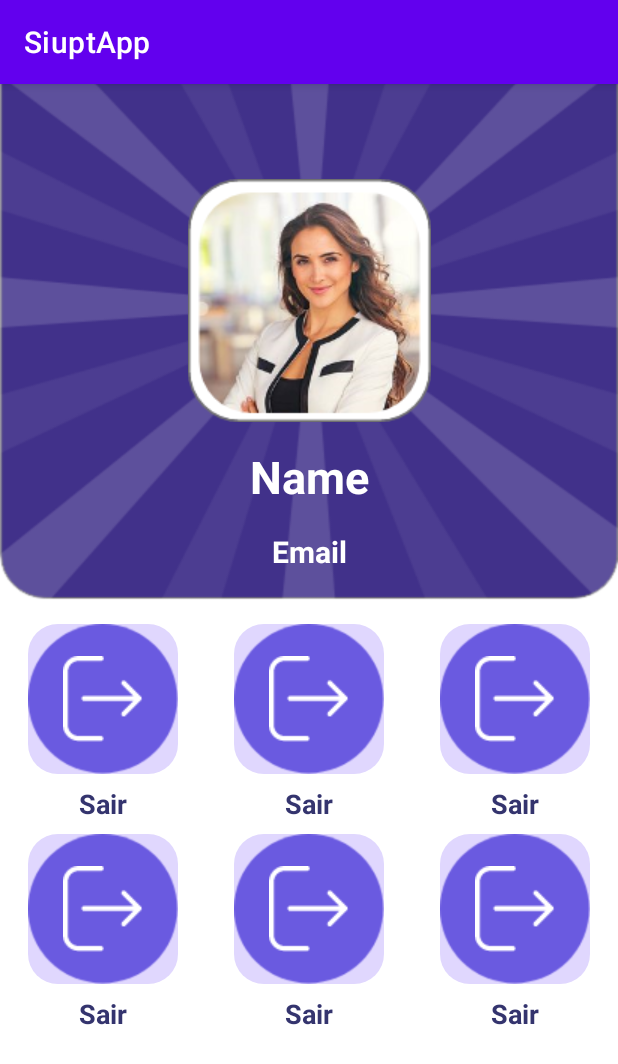
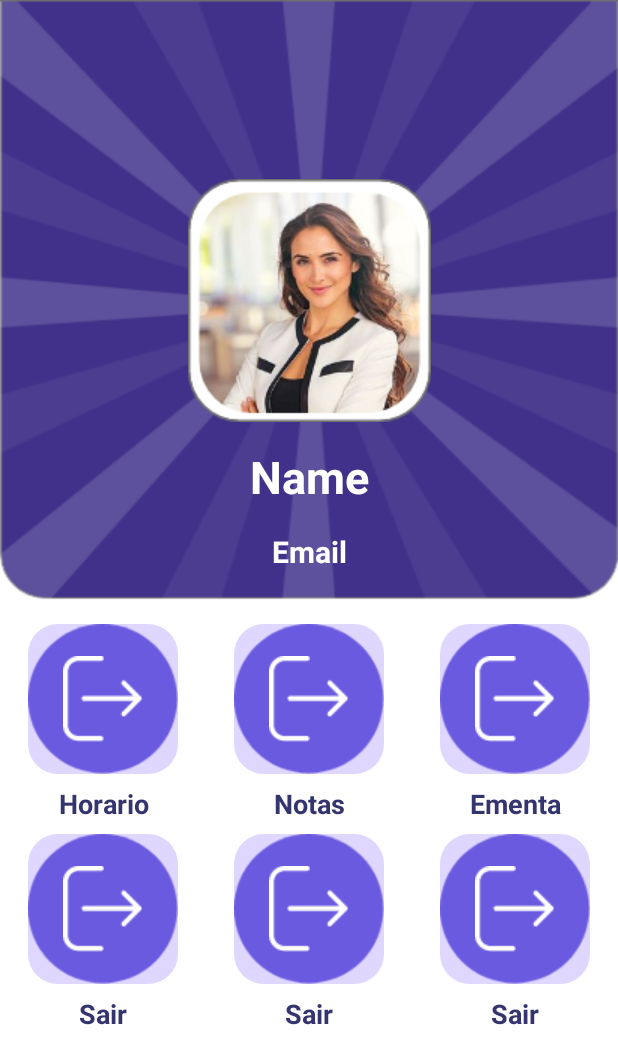
Before and after one commit to MiguelFerreira18/SiuptApp, an Android app: the Menu screen opened directly, with no data from a screen before it, on a phone screen of 412 x 824 dp. Shown: the top 1064 px of the screen. Run offline under Robolectric (Android 15) with nearby library versions, the phone set to English and light mode, and no system bars; network calls fail.

Commit message:
Ementa corrigida e feita

```diff
--- a/app/src/main/java/devapp/upt/siuptapp/Menu.java
+++ b/app/src/main/java/devapp/upt/siuptapp/Menu.java
@@ -14,19 +14,26 @@ public class Menu extends AppCompatActivity {
     public static final String tokenS = "token";
     String token;
     Intent i;
-    ImageView timeTablechange, notasChange;
+    ImageView timeTablechange, notasChange,ementaChange;
 
 
     @Override
     protected void onCreate(Bundle savedInstanceState) {
         super.onCreate(savedInstanceState);
         setContentView(R.layout.activity_menu);
+        //INTENT11
         i = getIntent();
         token = i.getStringExtra(MainActivity.tokenA);
+
+        //IDS
         notasChange = findViewById(R.id.NotasMenu);
         timeTablechange = findViewById(R.id.TimeTableMenu);
+        ementaChange = findViewById(R.id.Ementa);
+
+        //ONCLICK
         notasChange.setOnClickListener(this::onClick);
         timeTablechange.setOnClickListener(this::onClick);
+        ementaChange.setOnClickListener(this::onClick);
     }
 
     public void onClick(View v) {
@@ -42,6 +49,10 @@ public class Menu extends AppCompatActivity {
                 intent.putExtra(tokenS, token);
                 startActivity(intent);
                 break;
+            case R.id.Ementa:
+                intent = new Intent(this, Ementa.class);
+                startActivity(intent);
+                break;
         }
     }
 
--- a/app/src/main/java/devapp/upt/siuptapp/adapters/AdapterEmenta.java
+++ b/app/src/main/java/devapp/upt/siuptapp/adapters/AdapterEmenta.java
@@ -38,15 +38,12 @@ public class AdapterEmenta extends RecyclerView.Adapter<AdapterEmenta.MyEmentaHo
 
     @Override
     public void onBindViewHolder(@NonNull MyEmentaHolder holder, int position) {
-
         switch (position) {
             case 0:
                 Glide.with(ct).load("https://img.myloview.com.br/posters/bowl-of-soup-vector-illustration-isolated-on-green-background-linear-color-style-of-soup-icon-400-245969672.jpg").into(holder.im);
-                System.out.println("1");
                 break;
             case 1:
                 Glide.with(ct).load("https://cdn.xxl.thumbs.canstockphoto.com/chicken-leg-sign-white-icon-on-red-background-illustration_csp37424323.jpg").into(holder.im);
-                System.out.println("2");
                 break;
             case 2:
                 Glide.with(ct).load("https://thumbs.dreamstime.com/b/silver-fish-icon-isolated-blue-background-vector-192250320.jpg").into(holder.im);
--- a/app/src/main/res/layout/activity_ementa.xml
+++ b/app/src/main/res/layout/activity_ementa.xml
@@ -4,7 +4,9 @@
     xmlns:tools="http://schemas.android.com/tools"
     android:layout_width="match_parent"
     android:layout_height="match_parent"
-    tools:context=".Ementa">
+    tools:context=".Ementa"
+    android:layout_marginTop="50dp"
+    android:orientation="vertical">
 
     <Spinner
         android:id="@+id/diaSpinner"
--- a/app/src/main/res/layout/activity_menu.xml
+++ b/app/src/main/res/layout/activity_menu.xml
@@ -123,7 +123,7 @@
                             android:layout_width="match_parent"
                             android:layout_height="40dp"
                             android:gravity="center"
-                            android:text="Sair"
+                            android:text="@string/timeTable"
                             android:textAlignment="center"
                             android:textColor="#34346e"
                             android:textSize="18dp"
@@ -171,7 +171,7 @@
                             android:layout_width="match_parent"
                             android:layout_height="40dp"
                             android:gravity="center"
-                            android:text="Sair"
+                            android:text="@string/notas"
                             android:textAlignment="center"
                             android:textColor="#34346e"
                             android:textSize="18dp"
@@ -191,7 +191,7 @@
                             android:background="@drawable/background_button_menu">
 
                             <ImageView
-                                android:id="@+id/imageView9"
+                                android:id="@+id/Ementa"
                                 android:layout_width="wrap_content"
                                 android:layout_height="wrap_content"
                                 app:layout_constraintBottom_toBottomOf="parent"
@@ -209,7 +209,7 @@
                                 app:layout_constraintBottom_toBottomOf="parent"
                                 app:layout_constraintEnd_toEndOf="parent"
                                 app:layout_constraintStart_toStartOf="parent"
-                                app:layout_constraintTop_toTopOf="@+id/imageView9"
+                                app:layout_constraintTop_toTopOf="@+id/Ementa"
                                 app:srcCompat="@drawable/sair" />
 
                         </androidx.constraintlayout.widget.ConstraintLayout>
@@ -219,7 +219,7 @@
                             android:layout_width="match_parent"
                             android:layout_height="40dp"
                             android:gravity="center"
-                            android:text="Sair"
+                            android:text="@string/ementa"
                             android:textAlignment="center"
                             android:textColor="#34346e"
                             android:textSize="18dp"
--- a/app/src/main/res/values-night/themes.xml
+++ b/app/src/main/res/values-night/themes.xml
@@ -1,6 +1,6 @@
 <resources xmlns:tools="http://schemas.android.com/tools">
     <!-- Base application theme. -->
-    <style name="Theme.SiuptApp" parent="Theme.MaterialComponents.DayNight.DarkActionBar">
+    <style name="Theme.SiuptApp" parent="Theme.MaterialComponents.DayNight.NoActionBar">
         <!-- Primary brand color. -->
         <item name="colorPrimary">@color/purple_200</item>
         <item name="colorPrimaryVariant">@color/purple_700</item>
--- a/app/src/main/res/values/strings.xml
+++ b/app/src/main/res/values/strings.xml
@@ -19,4 +19,8 @@
 
     <string name="nextActivity">Próxima Actividade</string>
 
+    <string name="timeTable">Horario</string>
+    <string name="notas">Notas</string>
+    <string name="ementa">Ementa</string>
+
 </resources>
--- a/app/src/main/res/values/themes.xml
+++ b/app/src/main/res/values/themes.xml
@@ -1,6 +1,6 @@
 <resources xmlns:tools="http://schemas.android.com/tools">
     <!-- Base application theme. -->
-    <style name="Theme.SiuptApp" parent="Theme.MaterialComponents.DayNight.DarkActionBar">
+    <style name="Theme.SiuptApp" parent="Theme.MaterialComponents.DayNight.NoActionBar">
         <!-- Primary brand color. -->
         <item name="colorPrimary">@color/purple_500</item>
         <item name="colorPrimaryVariant">@color/purple_700</item>
```
Also changed, not shown: app/src/main/java/devapp/upt/siuptapp/Ementa.java (+21 -9 lines), app/src/main/res/layout/card_ementa.xml (+8 -5 lines).
